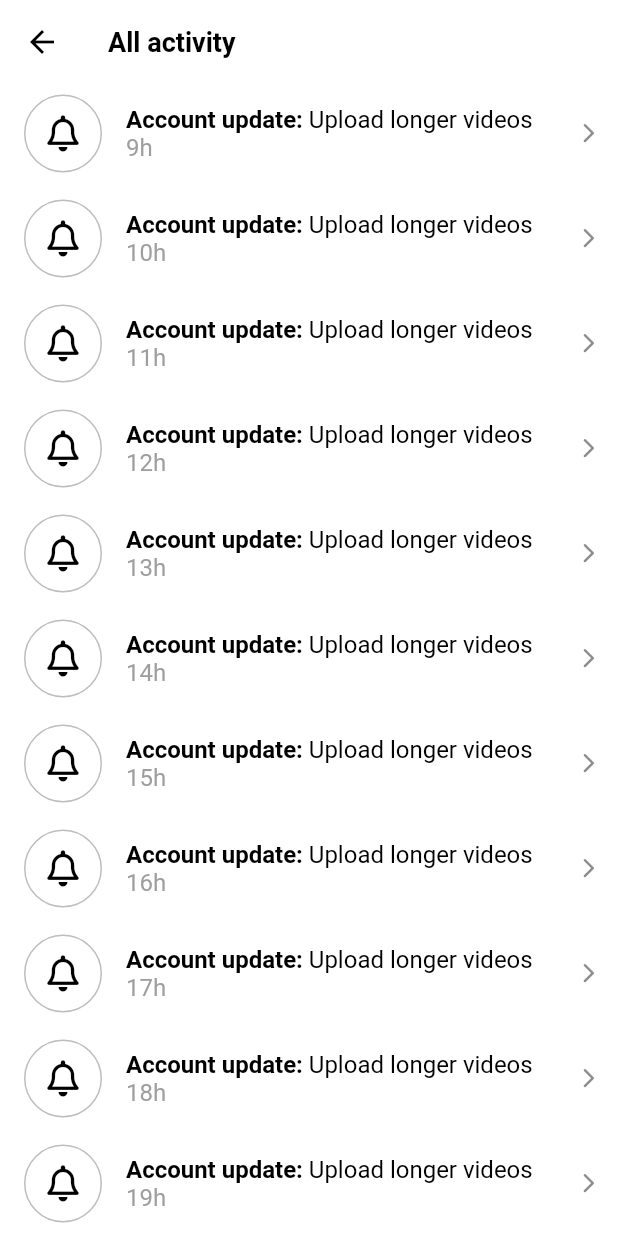
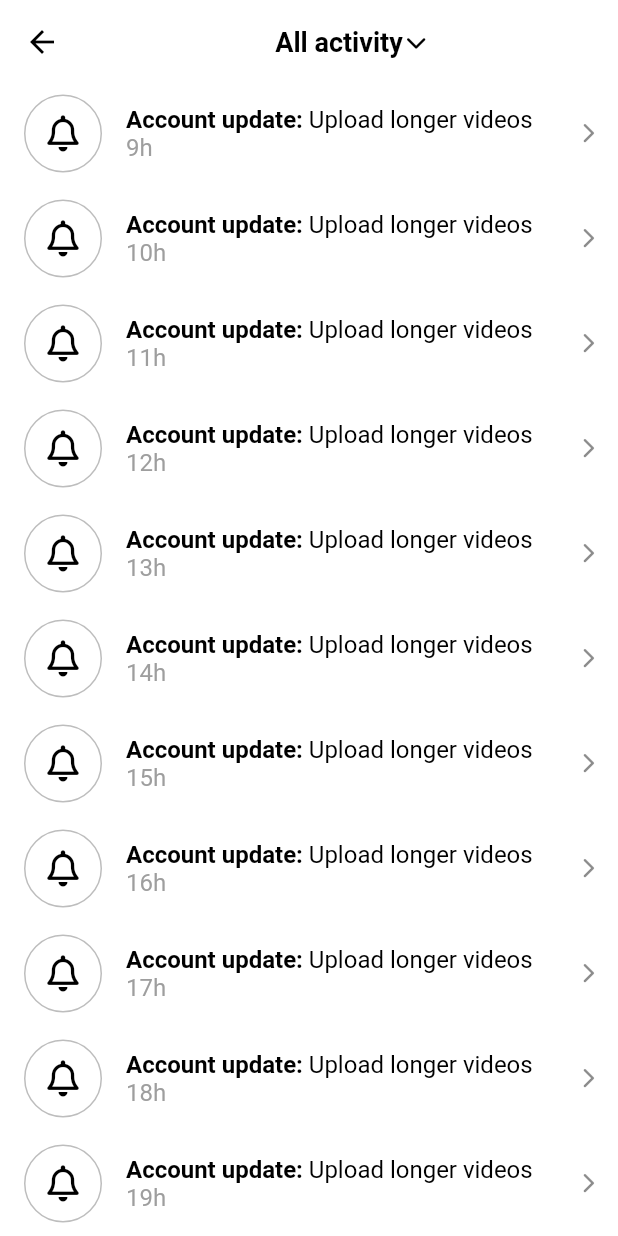
Before and after one commit to defsehun/eggtok, a Flutter app: the ActivityScreen screen opened directly, scrolled down 676 dp, on a phone screen of 412 x 824 dp. Run offline on Flutter 3.47's test engine with Material 2 defaults, Android fonts, the phone set to English and light mode, and no system bars; our stand-ins replace font_awesome_flutter, marquee, readmore, video_player, visibility_detector; network calls fail.

Commit message:
feat: All activity animations

```diff
--- a/lib/features/inbox/activity_screen.dart
+++ b/lib/features/inbox/activity_screen.dart
@@ -10,21 +10,101 @@ class ActivityScreen extends StatefulWidget {
   State<ActivityScreen> createState() => _ActivityScreenState();
 }
 
-class _ActivityScreenState extends State<ActivityScreen> {
+class _ActivityScreenState extends State<ActivityScreen>
+    with SingleTickerProviderStateMixin {
   final List<String> _notifications = List.generate(20, (index) => "${index}h");
+
+  final List<Map<String, dynamic>> _tabs = [
+    {
+      "title": "All activity",
+      "icon": FontAwesomeIcons.solidMessage,
+    },
+    {
+      "title": "Likes",
+      "icon": FontAwesomeIcons.solidHeart,
+    },
+    {
+      "title": "Comments",
+      "icon": FontAwesomeIcons.solidComments,
+    },
+    {
+      "title": "Mentions",
+      "icon": FontAwesomeIcons.at,
+    },
+    {
+      "title": "Followers",
+      "icon": FontAwesomeIcons.solidUser,
+    },
+    {
+      "title": "From TikTok",
+      "icon": FontAwesomeIcons.tiktok,
+    }
+  ];
+
+  bool _showBarrier = false;
+
+  late final AnimationController _animationController = AnimationController(
+    vsync: this,
+    duration: const Duration(
+      milliseconds: 200,
+    ),
+  );
+
+  late final Animation<double> _arrowAnimation =
+      Tween(begin: 0.0, end: 0.5).animate(_animationController);
+
+  late final Animation<Offset> _panelAnimation = Tween(
+    begin: const Offset(0, -1),
+    end: Offset.zero,
+  ).animate(_animationController);
+
+  late final Animation<Color?> _barrierAnimation = ColorTween(
+    begin: Colors.transparent,
+    end: Colors.black38,
+  ).animate(_animationController);
 
   void _onDismissed(String notification) {
     _notifications.remove(notification);
     setState(() {});
   }
 
+  void _toggleAnimations() async {
+    if (_animationController.isCompleted) {
+      await _animationController.reverse();
+    } else {
+      _animationController.forward();
+    }
+
+    setState(() {
+      _showBarrier = !_showBarrier;
+    });
+  }
+
   @override
   Widget build(BuildContext context) {
     return Scaffold(
       appBar: AppBar(
-        title: const Text("All activity"),
+        title: GestureDetector(
+          onTap: _toggleAnimations,
+          child: Row(
+            mainAxisAlignment: MainAxisAlignment.center,
+            children: [
+              const Text("All activity"),
+              Gaps.h2,
+              RotationTransition(
+                turns: _arrowAnimation,
+                child: const FaIcon(
+                  FontAwesomeIcons.chevronDown,
+                  size: Sizes.size14,
                 ),
-      body: ListView(
+              ),
+            ],
+          ),
+        ),
+      ),
+      body: Stack(
+        children: [
+          ListView(
             children: [
               Gaps.v14,
               Padding(
@@ -52,7 +132,7 @@ class _ActivityScreenState extends State<ActivityScreen> {
                         left: Sizes.size10,
                       ),
                       child: FaIcon(
-                    FontAwesomeIcons.check,
+                        FontAwesomeIcons.checkDouble,
                         color: Colors.white,
                         size: Sizes.size32,
                       ),
@@ -124,6 +204,48 @@ class _ActivityScreenState extends State<ActivityScreen> {
                 ),
             ],
           ),
+          if (_showBarrier)
+            AnimatedModalBarrier(
+              color: _barrierAnimation,
+              dismissible: true,
+              onDismiss: _toggleAnimations,
+            ),
+          SlideTransition(
+            position: _panelAnimation,
+            child: Container(
+              decoration: const BoxDecoration(
+                color: Colors.white,
+                borderRadius: BorderRadius.only(
+                  bottomLeft: Radius.circular(Sizes.size5),
+                  bottomRight: Radius.circular(Sizes.size5),
+                ),
+              ),
+              child: Column(
+                mainAxisSize: MainAxisSize.min,
+                children: [
+                  for (var tab in _tabs)
+                    ListTile(
+                      title: Row(
+                        children: [
+                          FaIcon(
+                            tab["icon"],
+                            color: Colors.black,
+                            size: Sizes.size16,
+                          ),
+                          Gaps.h20,
+                          Text(
+                            tab["title"],
+                            style: const TextStyle(fontWeight: FontWeight.bold),
+                          ),
+                        ],
+                      ),
+                    ),
+                ],
+              ),
+            ),
+          ),
+        ],
+      ),
     );
   }
 }
--- a/lib/main.dart
+++ b/lib/main.dart
@@ -1,6 +1,6 @@
 import 'package:flutter/material.dart';
 import 'package:street_workout/constants/sizes.dart';
-import 'package:street_workout/features/inbox/activity_screen.dart';
+import 'package:street_workout/features/main_navigation/main_navigation_screen.dart';
 
 void main() {
   runApp(const StreetWorkoutApp());
@@ -36,8 +36,7 @@ class StreetWorkoutApp extends StatelessWidget {
         ),
       ),
       // home: const SignUpScreen(),
-      //home: const MainNavigaionScreen(),
-      home: const ActivityScreen(),
+      home: const MainNavigaionScreen(),
     );
   }
 }
```
Lines whose indentation alone changed are shown as unchanged.
